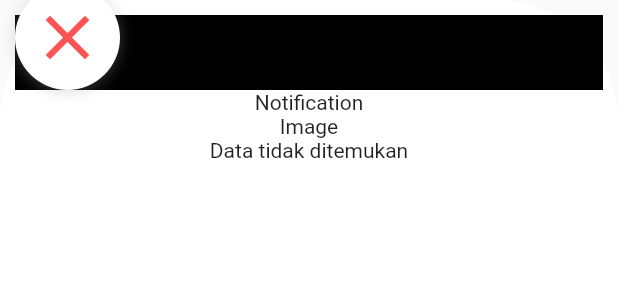
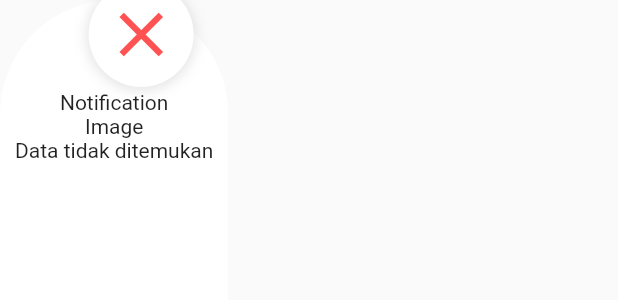
Before and after one commit to CassiiniX/zbola-mobile, a Flutter app: the NotificationModal widget shown alone on an empty page, opened directly, on a phone screen of 412 x 824 dp. Shown: the top 300 px of the screen. Run offline on Flutter 3.47's test engine with Material 2 defaults, Android fonts, the light colour scheme and no system bars; our stand-ins replace flutter_dotenv, fluttertoast, shared_preferences; accounts and stored records are empty.

Commit message:
done close button

```diff
--- a/lib/modals/notification-modal.dart
+++ b/lib/modals/notification-modal.dart
@@ -14,15 +14,19 @@ Widget NotificationModal(BuildContext context){
         padding: EdgeInsets.all(10),
         child: Column(children: [
           Container(
-             clipBehavior: Clip.none,
+            clipBehavior: Clip.none,
             height: 50,
-  decoration: BoxDecoration(color: Colors.black),
-  child : Stack(
-            clipBehavior: Clip.none ,
-            children : [
+            width: 50,
+            alignment: Alignment.center,
+            decoration: BoxDecoration(color: Colors.transparent),
+            child : Stack(
+              clipBehavior: Clip.none ,
+              children : [
                 Positioned(
-                  top : -20,
-                  child : Container(
+                  top : -30,
+                  child : TextButton(onPressed: (){
+                    Navigator.pop(context);
+                  },child: Container(
                     decoration: BoxDecoration(
                       shape: BoxShape.rectangle,
                       color : Colors.white,
@@ -40,9 +44,12 @@ Widget NotificationModal(BuildContext context){
                     child : Padding(
                       padding: EdgeInsets.all(10),
                       child: Icon(Icons.close,size: 50,color: Colors.redAccent)
-                    )),
-
-          )])),
+                    )
+                  )),
+                )
+              ]
+            )
+          ),
           Text("Notification"),
           Text("Image"),
           Text("Data tidak ditemukan")
```
